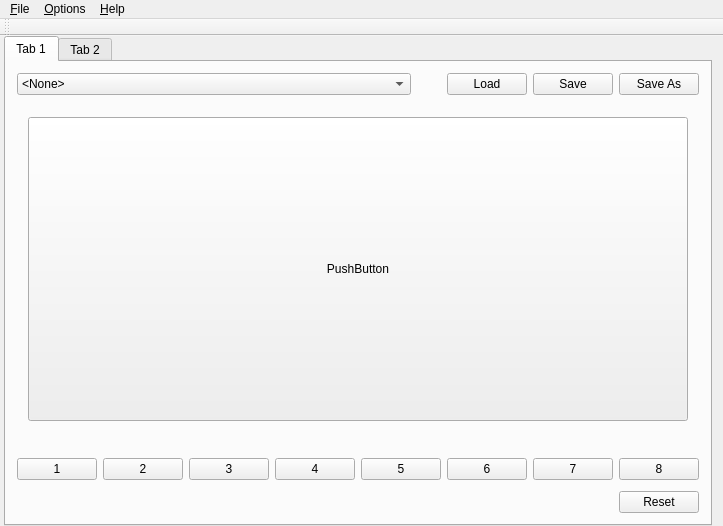
The window that src/mainwindow.ui (AntiMicroX/antimicrox) describes before a commit, drawn with Qt 5.
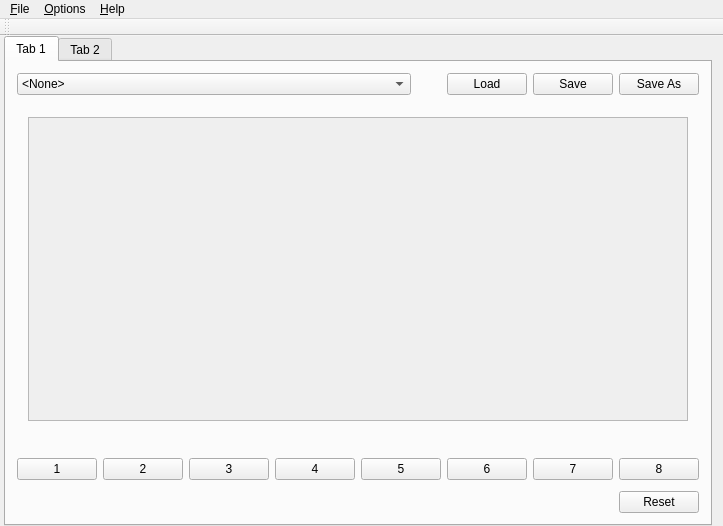
The same window after the commit.

Commit message: Added scroll areas to main window

```diff
--- a/src/mainwindow.ui
+++ b/src/mainwindow.ui
@@ -257,28 +257,43 @@
             </item>
             <item>
              <widget class="QStackedWidget" name="stackedWidget_2">
+              <property name="sizePolicy">
+               <sizepolicy hsizetype="Expanding" vsizetype="Expanding">
+                <horstretch>0</horstretch>
+                <verstretch>0</verstretch>
+               </sizepolicy>
+              </property>
               <property name="currentIndex">
                <number>0</number>
               </property>
               <widget class="QWidget" name="page">
-               <layout class="QGridLayout" name="gridLayout">
-                <item row="0" column="0">
-                 <widget class="QPushButton" name="pushButton">
+               <layout class="QVBoxLayout" name="verticalLayout">
+                <item>
+                 <widget class="QScrollArea" name="scrollArea">
+                  <property name="widgetResizable">
+                   <bool>true</bool>
+                  </property>
+                  <widget class="QWidget" name="scrollAreaWidgetContents">
+                   <property name="geometry">
+                    <rect>
+                     <x>0</x>
+                     <y>0</y>
+                     <width>662</width>
+                     <height>315</height>
+                    </rect>
+                   </property>
                   <property name="sizePolicy">
-                   <sizepolicy hsizetype="MinimumExpanding" vsizetype="MinimumExpanding">
+                    <sizepolicy hsizetype="Expanding" vsizetype="Expanding">
                     <horstretch>0</horstretch>
                     <verstretch>0</verstretch>
                    </sizepolicy>
                   </property>
-                  <property name="minimumSize">
-                   <size>
-                    <width>0</width>
-                    <height>0</height>
-                   </size>
-                  </property>
-                  <property name="text">
-                   <string>PushButton</string>
-                  </property>
+                   <layout class="QFormLayout" name="formLayout">
+                    <property name="fieldGrowthPolicy">
+                     <enum>QFormLayout::ExpandingFieldsGrow</enum>
+                    </property>
+                   </layout>
+                  </widget>
                  </widget>
                 </item>
                </layout>
```
Lines whose indentation alone changed are shown as unchanged. The commit also changes 2 other files.
